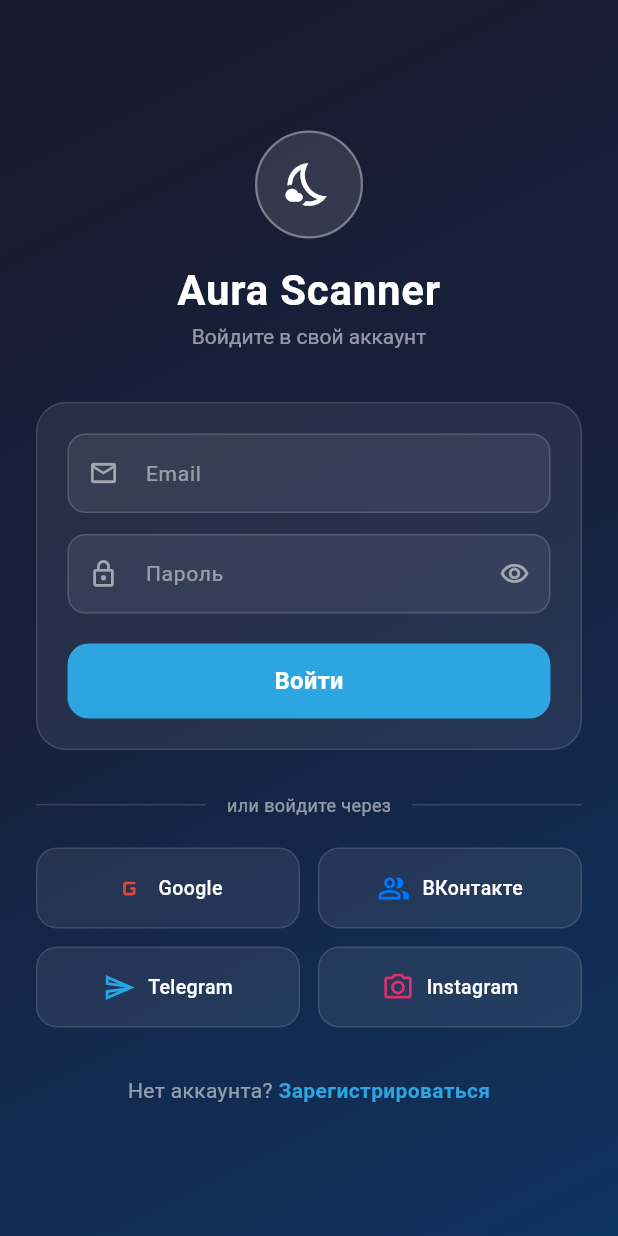
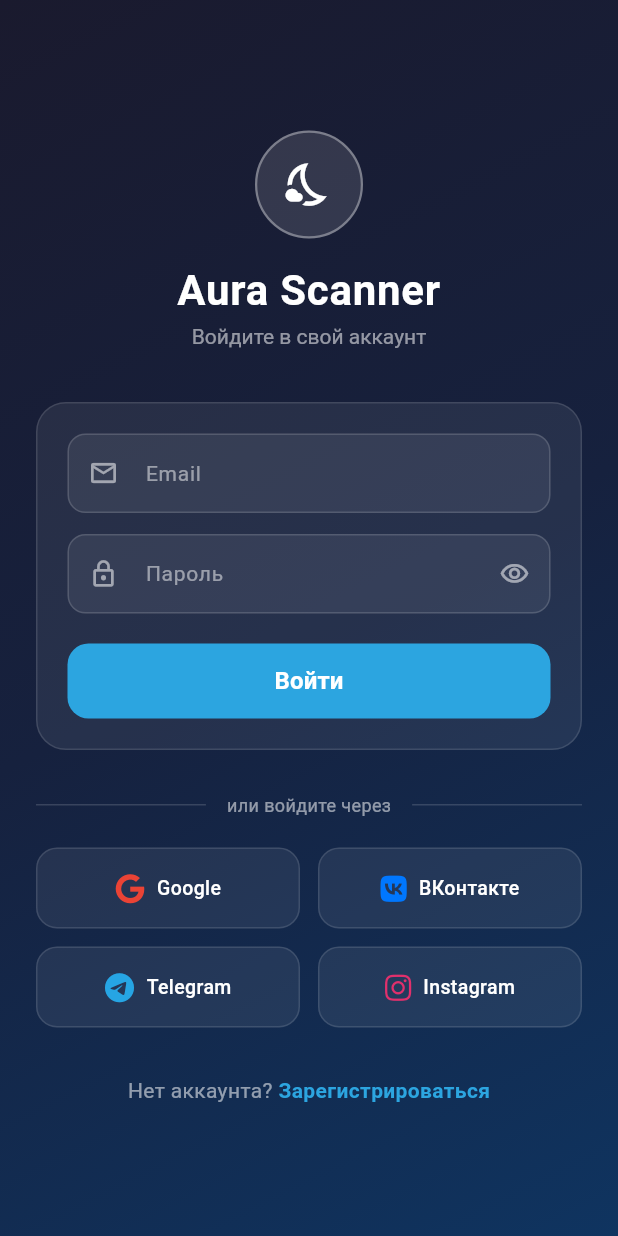
Before and after one commit to nekopunk44/Aura-scaner, a Flutter app: the screen it shows after launch, on a phone screen of 412 x 824 dp. Run offline on Flutter 3.47's test engine with Material 3 defaults, Android fonts, the phone set to English and light mode, and no system bars; our stand-ins replace app_links, camera, dio, file_picker, font_awesome_flutter, image_cropper and 9 more; missing offline and left inert: docx_to_text, flutter_doc_scanner, flutter_tesseract_ocr, flutter_web_auth_2, google_mlkit_language_id, google_mlkit_text_recognition and 6 more.

Commit message:
feat: use real brand icons (font_awesome_flutter) for social login buttons

```diff
--- a/scanner_ap/lib/screens/auth/login_screen.dart
+++ b/scanner_ap/lib/screens/auth/login_screen.dart
@@ -1,4 +1,5 @@
 import 'package:flutter/material.dart';
+import 'package:font_awesome_flutter/font_awesome_flutter.dart';
 import '../../config/theme_config.dart';
 import '../../services/auth_service.dart';
 import '../../services/social_auth_service.dart';
@@ -291,7 +292,7 @@
                         child: _SocialTile(
                           label: 'Google',
                           color: const Color(0xFFEA4335),
-                          icon: Icons.g_mobiledata_rounded,
+                          faIcon: FontAwesomeIcons.google,
                           isDark: isDark,
                           labelColor: textColor,
                           onTap: _isLoading ? null : _onGoogleTap,
@@ -302,7 +303,7 @@
                         child: _SocialTile(
                           label: 'ВКонтакте',
                           color: const Color(0xFF0077FF),
-                          icon: Icons.people_alt_outlined,
+                          faIcon: FontAwesomeIcons.vk,
                           isDark: isDark,
                           labelColor: textColor,
                           onTap: _isLoading ? null : _onVkTap,
@@ -317,7 +318,7 @@
                         child: _SocialTile(
                           label: 'Telegram',
                           color: const Color(0xFF26A5E4),
-                          icon: Icons.send_outlined,
+                          faIcon: FontAwesomeIcons.telegram,
                           isDark: isDark,
                           labelColor: textColor,
                           onTap: _isLoading ? null : _onTelegramTap,
@@ -328,7 +329,7 @@
                         child: _SocialTile(
                           label: 'Instagram',
                           color: const Color(0xFFE1306C),
-                          icon: Icons.camera_alt_outlined,
+                          faIcon: FontAwesomeIcons.instagram,
                           isDark: isDark,
                           labelColor: textColor,
                           onTap: _isLoading ? null : _onInstagramTap,
@@ -440,7 +441,7 @@
 class _SocialTile extends StatelessWidget {
   final String label;
   final Color color;
-  final IconData icon;
+  final IconData faIcon;
   final bool isDark;
   final Color labelColor;
   final VoidCallback? onTap;
@@ -448,7 +449,7 @@
   const _SocialTile({
     required this.label,
     required this.color,
-    required this.icon,
+    required this.faIcon,
     required this.isDark,
     required this.labelColor,
     required this.onTap,
@@ -479,7 +480,7 @@
             child: Row(
               mainAxisAlignment: MainAxisAlignment.center,
               children: [
-                Icon(icon, color: color, size: 22),
+                FaIcon(faIcon, color: color, size: 20),
                 const SizedBox(width: 8),
                 Text(label,
                     style: TextStyle(
--- a/scanner_ap/pubspec.yaml
+++ b/scanner_ap/pubspec.yaml
@@ -72,6 +72,7 @@
   http: ^1.6.0
   get_it: ^7.6.0
   intl: ^0.19.0
+  font_awesome_flutter: ^10.8.0
 
 
 
```
Also changed, not shown: scanner_ap/pubspec.lock.
